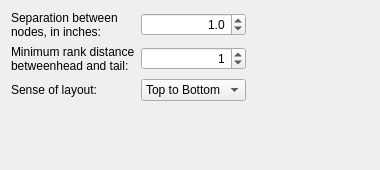
Before: the Qt Designer form qrgui/umllib/layout/gvizDotLayoutHelperSettings.ui in qreal/qreal, drawn with Qt 5.
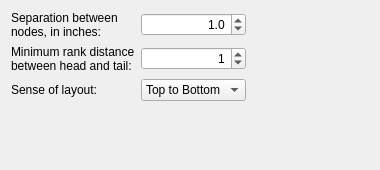
After: the same form once the commit is applied.

```diff
--- a/qrgui/umllib/layout/gvizDotLayoutHelperSettings.ui
+++ b/qrgui/umllib/layout/gvizDotLayoutHelperSettings.ui
@@ -39,7 +39,7 @@
     <widget class="QLabel" name="minLenLabel">
      <property name="text">
       <string>Minimum rank distance
-betweenhead and tail:</string>
+between head and tail:</string>
      </property>
     </widget>
    </item>
```
